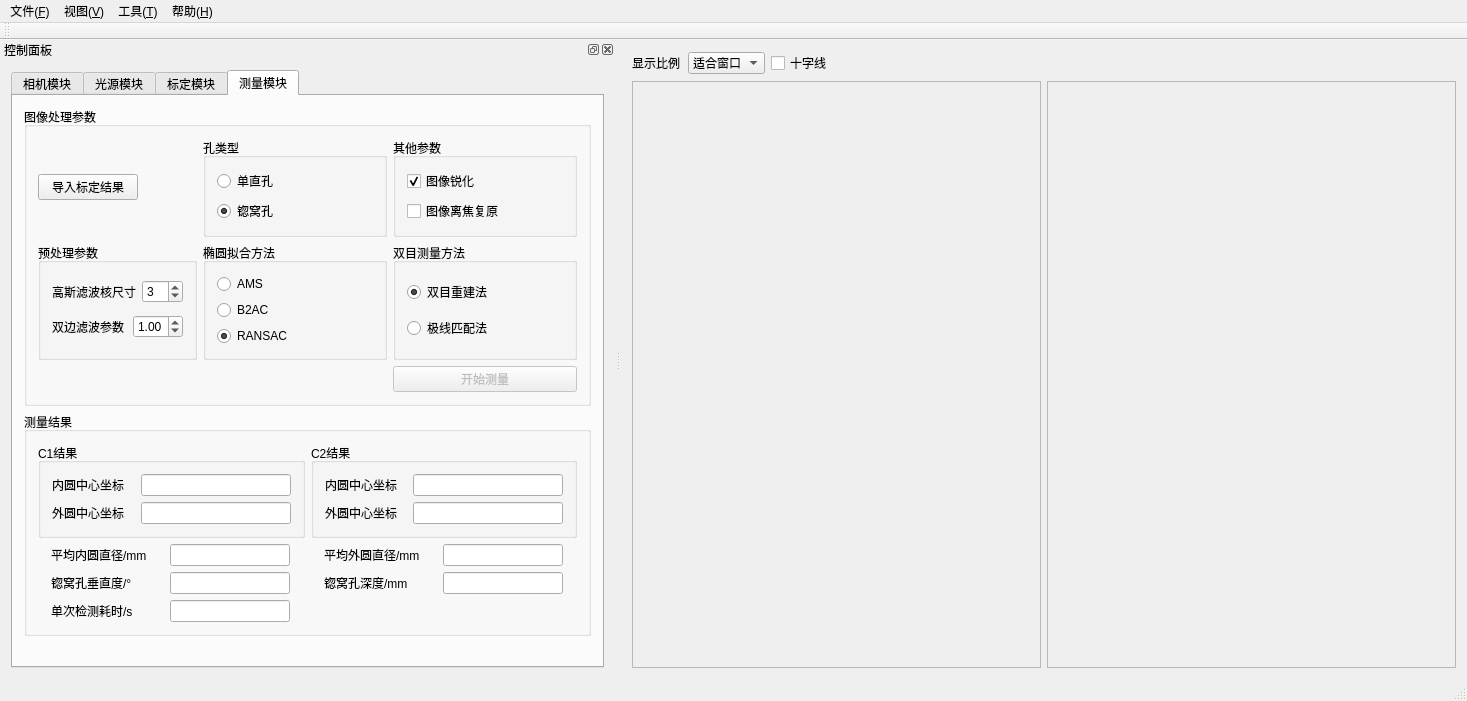
Before: the Qt Designer form MSVisionQt/MSVisionQt.ui in RotatingSky/MSVision, drawn with Qt 5.
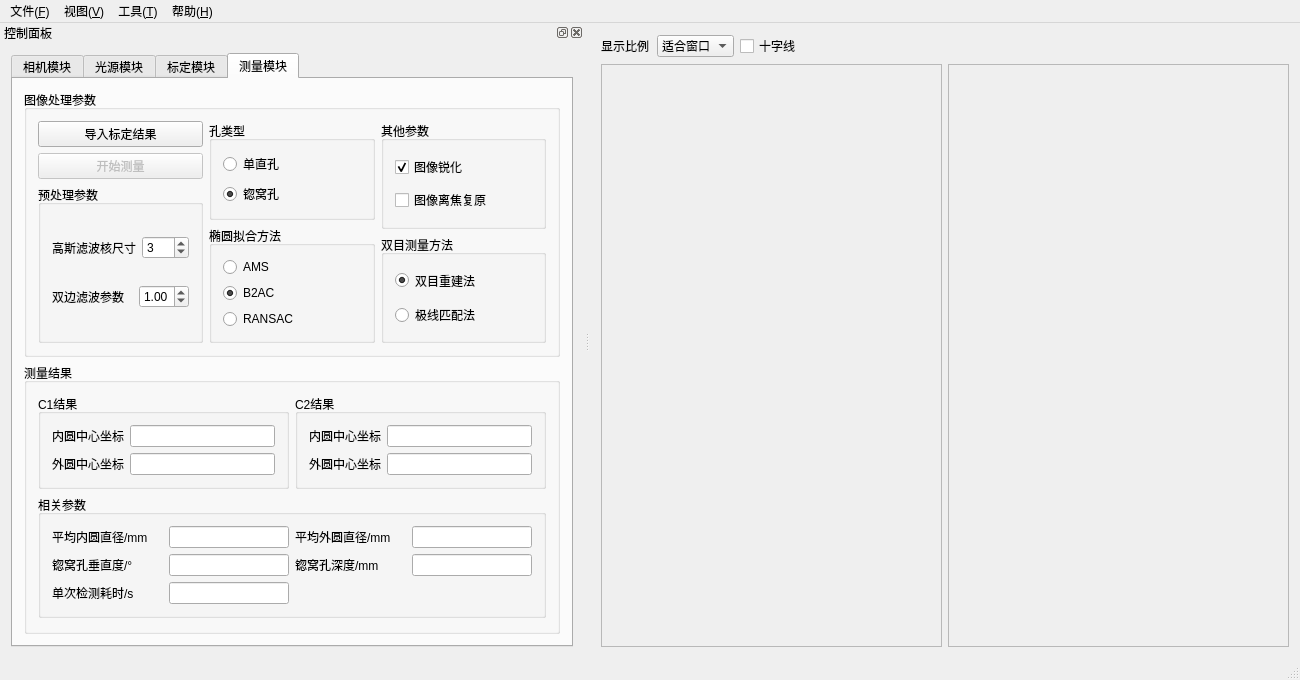
After: the same form once the commit is applied. The open tabs and pages were chosen to show the change.

```diff
--- a/MSVisionQt/MSVisionQt.ui
+++ b/MSVisionQt/MSVisionQt.ui
@@ -6,8 +6,8 @@
    <rect>
     <x>0</x>
     <y>0</y>
-    <width>1467</width>
-    <height>700</height>
+    <width>1300</width>
+    <height>577</height>
    </rect>
   </property>
   <property name="sizePolicy">
@@ -102,8 +102,8 @@
             <rect>
              <x>0</x>
              <y>0</y>
-             <width>408</width>
-             <height>591</height>
+             <width>352</width>
+             <height>480</height>
             </rect>
            </property>
            <property name="sizePolicy">
@@ -142,8 +142,8 @@
             <rect>
              <x>0</x>
              <y>0</y>
-             <width>408</width>
-             <height>591</height>
+             <width>352</width>
+             <height>480</height>
             </rect>
            </property>
            <property name="sizePolicy">
@@ -177,7 +177,7 @@
     <rect>
      <x>0</x>
      <y>0</y>
-     <width>1467</width>
+     <width>1300</width>
      <height>23</height>
     </rect>
    </property>
@@ -207,20 +207,17 @@
    <addaction name="menu_T"/>
    <addaction name="menu_H"/>
   </widget>
-  <widget class="QToolBar" name="mainToolBar">
-   <attribute name="toolBarArea">
-    <enum>TopToolBarArea</enum>
-   </attribute>
-   <attribute name="toolBarBreak">
-    <bool>false</bool>
-   </attribute>
-  </widget>
-  <widget class="QStatusBar" name="statusBar"/>
   <widget class="QDockWidget" name="dockWidget">
+   <property name="sizePolicy">
+    <sizepolicy hsizetype="Preferred" vsizetype="Preferred">
+     <horstretch>0</horstretch>
+     <verstretch>0</verstretch>
+    </sizepolicy>
+   </property>
    <property name="minimumSize">
     <size>
-     <width>615</width>
-     <height>639</height>
+     <width>560</width>
+     <height>532</height>
     </size>
    </property>
    <property name="windowTitle">
@@ -233,6 +230,12 @@
     <layout class="QVBoxLayout" name="verticalLayout">
      <item>
       <widget class="QTabWidget" name="tabWidget">
+       <property name="sizePolicy">
+        <sizepolicy hsizetype="Preferred" vsizetype="Preferred">
+         <horstretch>0</horstretch>
+         <verstretch>0</verstretch>
+        </sizepolicy>
+       </property>
        <property name="currentIndex">
         <number>0</number>
        </property>
@@ -738,16 +741,22 @@
         </attribute>
         <layout class="QVBoxLayout" name="verticalLayout_10">
          <item>
-          <widget class="QGroupBox" name="groupBox_10">
+          <widget class="QGroupBox" name="groupBox_15">
            <property name="title">
             <string>图像处理参数</string>
            </property>
-           <layout class="QGridLayout" name="gridLayout_6">
-            <item row="0" column="0">
+           <layout class="QVBoxLayout" name="verticalLayout_21">
+            <item>
+             <layout class="QHBoxLayout" name="horizontalLayout_21">
+              <item>
+               <layout class="QVBoxLayout" name="verticalLayout_23">
+                <item>
+                 <layout class="QHBoxLayout" name="horizontalLayout_23">
+                  <item>
              <widget class="QPushButton" name="loadDataBtn">
               <property name="maximumSize">
                <size>
-                <width>100</width>
+                      <width>16777215</width>
                 <height>16777215</height>
                </size>
               </property>
@@ -756,43 +765,29 @@
               </property>
              </widget>
             </item>
-            <item row="1" column="1">
-             <widget class="QGroupBox" name="groupBoxFit">
-              <property name="title">
-               <string>椭圆拟合方法</string>
-              </property>
-              <layout class="QVBoxLayout" name="verticalLayout_18">
-               <item>
-                <widget class="QRadioButton" name="radioButtonAMS">
-                 <property name="text">
-                  <string>AMS</string>
-                 </property>
-                </widget>
+                 </layout>
                </item>
                <item>
-                <widget class="QRadioButton" name="radioButtonB2AC">
-                 <property name="text">
-                  <string>B2AC</string>
-                 </property>
-                 <property name="checked">
+                 <layout class="QHBoxLayout" name="horizontalLayout_22">
+                  <item>
+                   <widget class="QPushButton" name="detectBtn">
+                    <property name="enabled">
                   <bool>false</bool>
                  </property>
-                </widget>
-               </item>
-               <item>
-                <widget class="QRadioButton" name="radioButtonRANSAC">
+                    <property name="sizePolicy">
+                     <sizepolicy hsizetype="Minimum" vsizetype="Fixed">
+                      <horstretch>0</horstretch>
+                      <verstretch>0</verstretch>
+                     </sizepolicy>
+                    </property>
                  <property name="text">
-                  <string>RANSAC</string>
-                 </property>
-                 <property name="checked">
-                  <bool>true</bool>
+                     <string>开始测量</string>
                  </property>
                 </widget>
                </item>
               </layout>
-             </widget>
-            </item>
-            <item row="1" column="0">
+                </item>
+                <item>
              <widget class="QGroupBox" name="groupBox_16">
               <property name="title">
                <string>预处理参数</string>
@@ -858,7 +853,11 @@
               </layout>
              </widget>
             </item>
-            <item row="0" column="1">
+               </layout>
+              </item>
+              <item>
+               <layout class="QVBoxLayout" name="verticalLayout_24">
+                <item>
              <widget class="QGroupBox" name="groupBoxHoleType">
               <property name="title">
                <string>孔类型</string>
@@ -869,6 +868,9 @@
                  <property name="text">
                   <string>单直孔</string>
                  </property>
+                     <property name="checkable">
+                      <bool>false</bool>
+                     </property>
                 </widget>
                </item>
                <item>
@@ -884,26 +886,23 @@
               </layout>
              </widget>
             </item>
-            <item row="2" column="4">
-             <widget class="QPushButton" name="detectBtn">
-              <property name="enabled">
-               <bool>false</bool>
-              </property>
-              <property name="text">
-               <string>开始测量</string>
-              </property>
-             </widget>
-            </item>
-            <item row="1" column="4">
-             <widget class="QGroupBox" name="groupBoxMethod">
+                <item>
+                 <widget class="QGroupBox" name="groupBoxFit">
               <property name="title">
-               <string>双目测量方法</string>
-              </property>
-              <layout class="QVBoxLayout" name="verticalLayout_14">
+                   <string>椭圆拟合方法</string>
+                  </property>
+                  <layout class="QVBoxLayout" name="verticalLayout_18">
                <item>
-                <widget class="QRadioButton" name="radioButtonEpipolar">
+                    <widget class="QRadioButton" name="radioButtonAMS">
                  <property name="text">
-                  <string>双目重建法</string>
+                      <string>AMS</string>
+                     </property>
+                    </widget>
+                   </item>
+                   <item>
+                    <widget class="QRadioButton" name="radioButtonB2AC">
+                     <property name="text">
+                      <string>B2AC</string>
                  </property>
                  <property name="checked">
                   <bool>true</bool>
@@ -911,16 +910,23 @@
                 </widget>
                </item>
                <item>
-                <widget class="QRadioButton" name="radioButtonRebuild">
+                    <widget class="QRadioButton" name="radioButtonRANSAC">
                  <property name="text">
-                  <string>极线匹配法</string>
-                 </property>
+                      <string>RANSAC</string>
+                     </property>
+                     <property name="checked">
+                      <bool>false</bool>
+                     </property>
                 </widget>
                </item>
               </layout>
              </widget>
             </item>
-            <item row="0" column="4">
+               </layout>
+              </item>
+              <item>
+               <layout class="QVBoxLayout" name="verticalLayout_25">
+                <item>
              <widget class="QGroupBox" name="groupBox_19">
               <property name="title">
                <string>其他参数</string>
@@ -941,81 +947,68 @@
                  <property name="text">
                   <string>图像离焦复原</string>
                  </property>
+                     <property name="checkable">
+                      <bool>false</bool>
+                     </property>
                 </widget>
                </item>
               </layout>
              </widget>
             </item>
+                <item>
+                 <widget class="QGroupBox" name="groupBoxMethod">
+                  <property name="title">
+                   <string>双目测量方法</string>
+                  </property>
+                  <layout class="QVBoxLayout" name="verticalLayout_14">
+                   <item>
+                    <widget class="QRadioButton" name="radioButtonRebuild">
+                     <property name="sizePolicy">
+                      <sizepolicy hsizetype="Preferred" vsizetype="Preferred">
+                       <horstretch>0</horstretch>
+                       <verstretch>0</verstretch>
+                      </sizepolicy>
+                     </property>
+                     <property name="text">
+                      <string>双目重建法</string>
+                     </property>
+                     <property name="checked">
+                      <bool>true</bool>
+                     </property>
+                    </widget>
+                   </item>
+                   <item>
+                    <widget class="QRadioButton" name="radioButtonEpipolar">
+                     <property name="sizePolicy">
+                      <sizepolicy hsizetype="Preferred" vsizetype="Preferred">
+                       <horstretch>0</horstretch>
+                       <verstretch>0</verstretch>
+                      </sizepolicy>
+                     </property>
+                     <property name="text">
+                      <string>极线匹配法</string>
+                     </property>
+                    </widget>
+                   </item>
            </layout>
           </widget>
          </item>
+               </layout>
+              </item>
+             </layout>
+            </item>
+           </layout>
+          </widget>
+         </item>
          <item>
-          <widget class="QGroupBox" name="groupBox_11">
+          <widget class="QGroupBox" name="groupBox_10">
            <property name="title">
             <string>测量结果</string>
            </property>
-           <layout class="QGridLayout" name="gridLayout_5">
-            <item row="1" column="0">
-             <layout class="QHBoxLayout" name="horizontalLayout_6">
+           <layout class="QVBoxLayout" name="verticalLayout_26">
               <item>
-               <widget class="QLabel" name="label_8">
-                <property name="maximumSize">
-                 <size>
-                  <width>100</width>
-                  <height>16777215</height>
-                 </size>
-                </property>
-                <property name="text">
-                 <string>平均内圆直径/mm</string>
-                </property>
-               </widget>
-              </item>
+             <layout class="QHBoxLayout" name="horizontalLayout_25">
               <item>
-               <widget class="QLineEdit" name="outerDiameter">
-                <property name="maximumSize">
-                 <size>
-                  <width>120</width>
-                  <height>16777215</height>
-                 </size>
-                </property>
-                <property name="readOnly">
-                 <bool>true</bool>
-                </property>
-               </widget>
-              </item>
-             </layout>
-            </item>
-            <item row="2" column="0">
-             <layout class="QHBoxLayout" name="horizontalLayout_8">
-              <item>
-               <widget class="QLabel" name="label_16">
-                <property name="maximumSize">
-                 <size>
-                  <width>100</width>
-                  <height>16777215</height>
-                 </size>
-                </property>
-                <property name="text">
-                 <string>锪窝孔垂直度/°</string>
-                </property>
-               </widget>
-              </item>
-              <item>
-               <widget class="QLineEdit" name="delta">
-                <property name="maximumSize">
-                 <size>
-                  <width>120</width>
-                  <height>16777215</height>
-                 </size>
-                </property>
-                <property name="readOnly">
-                 <bool>true</bool>
-                </property>
-               </widget>
-              </item>
-             </layout>
-            </item>
-            <item row="0" column="0">
              <widget class="QGroupBox" name="groupBox_20">
               <property name="title">
                <string>C1结果</string>
@@ -1038,12 +1031,27 @@
                  </item>
                  <item>
                   <widget class="QLineEdit" name="centerOuterC1">
+                     <property name="sizePolicy">
+                      <sizepolicy hsizetype="Preferred" vsizetype="Fixed">
+                       <horstretch>0</horstretch>
+                       <verstretch>0</verstretch>
+                      </sizepolicy>
+                     </property>
+                     <property name="minimumSize">
+                      <size>
+                       <width>145</width>
+                       <height>0</height>
+                      </size>
+                     </property>
                    <property name="maximumSize">
                     <size>
                      <width>150</width>
                      <height>16777215</height>
                     </size>
                    </property>
+                     <property name="text">
+                      <string/>
+                     </property>
                    <property name="readOnly">
                     <bool>true</bool>
                    </property>
@@ -1068,6 +1076,18 @@
                  </item>
                  <item>
                   <widget class="QLineEdit" name="centerInnerC1">
+                     <property name="sizePolicy">
+                      <sizepolicy hsizetype="Preferred" vsizetype="Fixed">
+                       <horstretch>0</horstretch>
+                       <verstretch>0</verstretch>
+                      </sizepolicy>
+                     </property>
+                     <property name="minimumSize">
+                      <size>
+                       <width>145</width>
+                       <height>0</height>
+                      </size>
+                     </property>
                    <property name="maximumSize">
                     <size>
                      <width>150</width>
@@ -1084,67 +1104,7 @@
               </layout>
              </widget>
             </item>
-            <item row="1" column="1">
-             <layout class="QHBoxLayout" name="horizontalLayout_15">
               <item>
-               <widget class="QLabel" name="label_9">
-                <property name="maximumSize">
-                 <size>
-                  <width>100</width>
-                  <height>16777215</height>
-                 </size>
-                </property>
-                <property name="text">
-                 <string>平均外圆直径/mm</string>
-                </property>
-               </widget>
-              </item>
-              <item>
-               <widget class="QLineEdit" name="innerDiameter">
-                <property name="maximumSize">
-                 <size>
-                  <width>120</width>
-                  <height>16777215</height>
-                 </size>
-                </property>
-                <property name="readOnly">
-                 <bool>true</bool>
-                </property>
-               </widget>
-              </item>
-             </layout>
-            </item>
-            <item row="2" column="1">
-             <layout class="QHBoxLayout" name="horizontalLayout_16">
-              <item>
-               <widget class="QLabel" name="label_17">
-                <property name="maximumSize">
-                 <size>
-                  <width>100</width>
-                  <height>16777215</height>
-                 </size>
-                </property>
-                <property name="text">
-                 <string>锪窝孔深度/mm</string>
-                </property>
-               </widget>
-              </item>
-              <item>
-               <widget class="QLineEdit" name="deep">
-                <property name="maximumSize">
-                 <size>
-                  <width>120</width>
-                  <height>16777215</height>
-                 </size>
-                </property>
-                <property name="readOnly">
-                 <bool>true</bool>
-                </property>
-               </widget>
-              </item>
-             </layout>
-            </item>
-            <item row="0" column="1">
              <widget class="QGroupBox" name="groupBox_21">
               <property name="title">
                <string>C2结果</string>
@@ -1167,6 +1127,18 @@
                  </item>
                  <item>
                   <widget class="QLineEdit" name="centerOuterC2">
+                     <property name="sizePolicy">
+                      <sizepolicy hsizetype="Preferred" vsizetype="Fixed">
+                       <horstretch>0</horstretch>
+                       <verstretch>0</verstretch>
+                      </sizepolicy>
+                     </property>
+                     <property name="minimumSize">
+                      <size>
+                       <width>145</width>
+                       <height>0</height>
+                      </size>
+                     </property>
                    <property name="maximumSize">
                     <size>
                      <width>150</width>
@@ -1197,6 +1169,18 @@
                  </item>
                  <item>
                   <widget class="QLineEdit" name="centerInnerC2">
+                     <property name="sizePolicy">
+                      <sizepolicy hsizetype="Preferred" vsizetype="Fixed">
+                       <horstretch>0</horstretch>
+                       <verstretch>0</verstretch>
+                      </sizepolicy>
+                     </property>
+                     <property name="minimumSize">
+                      <size>
+                       <width>145</width>
+                       <height>0</height>
+                      </size>
+                     </property>
                    <property name="maximumSize">
                     <size>
                      <width>150</width>
@@ -1212,6 +1196,134 @@
                </item>
               </layout>
              </widget>
+              </item>
+             </layout>
+            </item>
+            <item>
+             <widget class="QGroupBox" name="groupBox_11">
+              <property name="title">
+               <string>相关参数</string>
+              </property>
+              <layout class="QGridLayout" name="gridLayout_5">
+               <item row="1" column="1">
+                <layout class="QHBoxLayout" name="horizontalLayout_15">
+                 <item>
+                  <widget class="QLabel" name="label_9">
+                   <property name="maximumSize">
+                    <size>
+                     <width>16777215</width>
+                     <height>16777215</height>
+                    </size>
+                   </property>
+                   <property name="text">
+                    <string>平均外圆直径/mm</string>
+                   </property>
+                  </widget>
+                 </item>
+                 <item>
+                  <widget class="QLineEdit" name="innerDiameter">
+                   <property name="maximumSize">
+                    <size>
+                     <width>120</width>
+                     <height>16777215</height>
+                    </size>
+                   </property>
+                   <property name="readOnly">
+                    <bool>true</bool>
+                   </property>
+                  </widget>
+                 </item>
+                </layout>
+               </item>
+               <item row="1" column="0">
+                <layout class="QHBoxLayout" name="horizontalLayout_6">
+                 <item>
+                  <widget class="QLabel" name="label_8">
+                   <property name="maximumSize">
+                    <size>
+                     <width>16777215</width>
+                     <height>16777215</height>
+                    </size>
+                   </property>
+                   <property name="text">
+                    <string>平均内圆直径/mm</string>
+                   </property>
+                  </widget>
+                 </item>
+                 <item>
+                  <widget class="QLineEdit" name="outerDiameter">
+                   <property name="maximumSize">
+                    <size>
+                     <width>120</width>
+                     <height>16777215</height>
+                    </size>
+                   </property>
+                   <property name="readOnly">
+                    <bool>true</bool>
+                   </property>
+                  </widget>
+                 </item>
+                </layout>
+               </item>
+               <item row="2" column="0">
+                <layout class="QHBoxLayout" name="horizontalLayout_8">
+                 <item>
+                  <widget class="QLabel" name="label_16">
+                   <property name="maximumSize">
+                    <size>
+                     <width>16777215</width>
+                     <height>16777215</height>
+                    </size>
+                   </property>
+                   <property name="text">
+                    <string>锪窝孔垂直度/°</string>
+                   </property>
+                  </widget>
+                 </item>
+                 <item>
+                  <widget class="QLineEdit" name="delta">
+                   <property name="maximumSize">
+                    <size>
+                     <width>120</width>
+                     <height>16777215</height>
+                    </size>
+                   </property>
+                   <property name="readOnly">
+                    <bool>true</bool>
+                   </property>
+                  </widget>
+                 </item>
+                </layout>
+               </item>
+               <item row="2" column="1">
+                <layout class="QHBoxLayout" name="horizontalLayout_16">
+                 <item>
+                  <widget class="QLabel" name="label_17">
+                   <property name="maximumSize">
+                    <size>
+                     <width>16777215</width>
+                     <height>16777215</height>
+                    </size>
+                   </property>
+                   <property name="text">
+                    <string>锪窝孔深度/mm  </string>
+                   </property>
+                  </widget>
+                 </item>
+                 <item>
+                  <widget class="QLineEdit" name="deep">
+                   <property name="maximumSize">
+                    <size>
+                     <width>120</width>
+                     <height>16777215</height>
+                    </size>
+                   </property>
+                   <property name="readOnly">
+                    <bool>true</bool>
+                   </property>
+                  </widget>
+                 </item>
+                </layout>
             </item>
             <item row="3" column="0">
              <layout class="QHBoxLayout" name="horizontalLayout_13">
@@ -1219,12 +1331,12 @@
                <widget class="QLabel" name="label_20">
                 <property name="maximumSize">
                  <size>
-                  <width>100</width>
+                     <width>16777215</width>
                   <height>16777215</height>
                  </size>
                 </property>
                 <property name="text">
-                 <string>单次检测耗时/s</string>
+                    <string>单次检测耗时/s </string>
                 </property>
                </widget>
               </item>
@@ -1261,11 +1373,15 @@
          </item>
         </layout>
        </widget>
-      </widget>
+         </item>
+        </layout>
+       </widget>
+      </widget>
      </item>
     </layout>
    </widget>
   </widget>
+  <widget class="QStatusBar" name="statusBar"/>
   <action name="action">
    <property name="text">
     <string>导入标定结果</string>
```
Left out of the diff: 30 changed lines with no effect on the pictures. Lines whose indentation alone changed are shown as unchanged.
